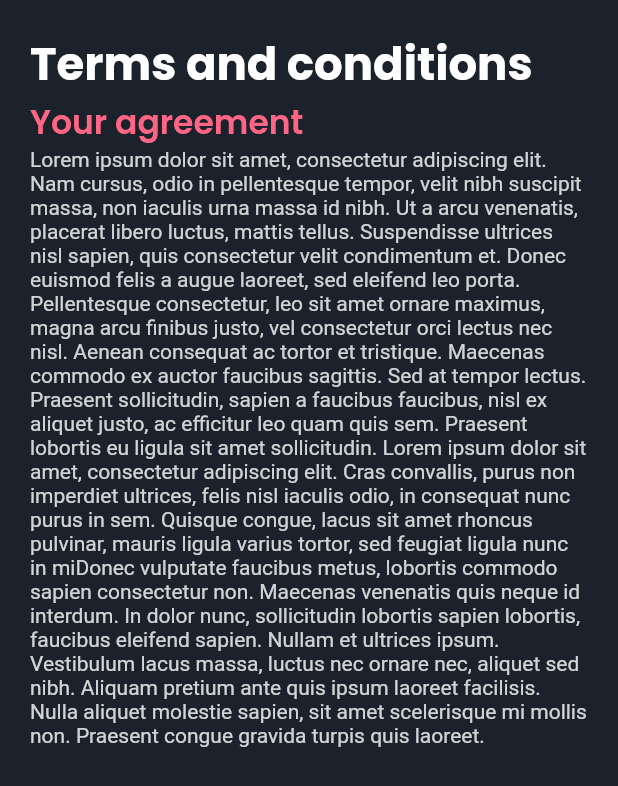
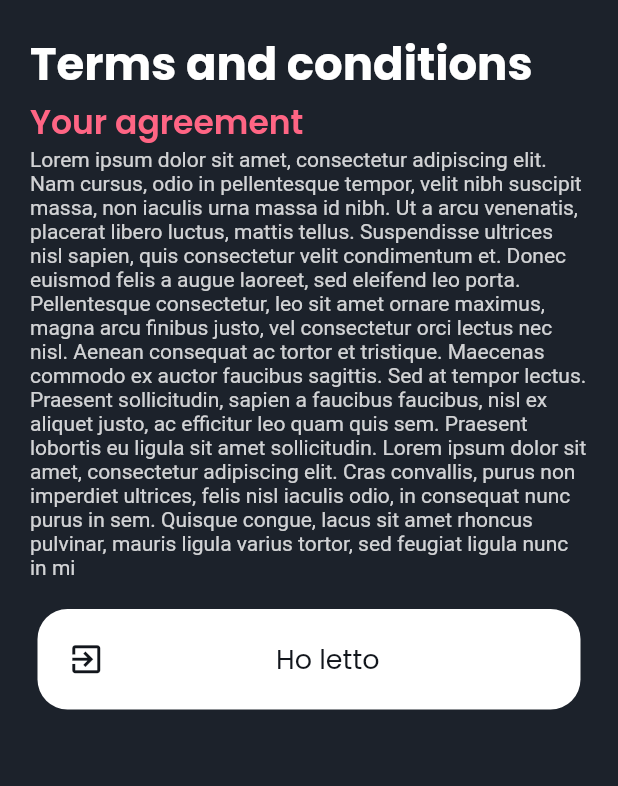
Before and after one commit to mitegj/food_match, a Flutter app: the ContractScreen screen opened directly, on a phone screen of 412 x 824 dp. Shown: the top 786 px of the screen. Run offline on Flutter 3.47's test engine with Material 2 defaults, Android fonts, the phone set to English and light mode, and no system bars; our stand-ins replace cloud_firestore, firebase_auth, firebase_core, firebase_remote_config, fl_chart, flutter_spinkit and 5 more; accounts and stored records are empty.

Commit message:
Contract page, lista pasti settimanali e modifiche bottomsheet

```diff
--- a/lib/screens/contract.dart
+++ b/lib/screens/contract.dart
@@ -2,6 +2,7 @@ import 'package:flutter/material.dart';
 import 'package:get/get.dart';
 import 'package:google_fonts/google_fonts.dart';
 import 'package:morning_brief/screens/allergies.dart';
+import 'package:morning_brief/screens/onboarding.dart';
 import 'package:morning_brief/utils/UIColors.dart';
 import 'package:morning_brief/widgets/global_input/arrow_header.dart';
 
@@ -21,7 +22,7 @@ class ContractScreen extends StatelessWidget {
                 Column(crossAxisAlignment: CrossAxisAlignment.start, children: [
           Expanded(
               child: Container(
-                    padding: const EdgeInsets.only(top:20,right: 20, left: 20),
+            padding: const EdgeInsets.only(top: 20, right: 20, left: 20),
             child: Column(
               crossAxisAlignment: CrossAxisAlignment.start,
               mainAxisAlignment: MainAxisAlignment.start,
@@ -47,15 +48,50 @@ class ContractScreen extends StatelessWidget {
                   children: [
                     Expanded(
                       child: Text(
-                                "Lorem ipsum dolor sit amet, consectetur adipiscing elit. Nam cursus, odio in pellentesque tempor, velit nibh suscipit massa, non iaculis urna massa id nibh. Ut a arcu venenatis, placerat libero luctus, mattis tellus. Suspendisse ultrices nisl sapien, quis consectetur velit condimentum et. Donec euismod felis a augue laoreet, sed eleifend leo porta. Pellentesque consectetur, leo sit amet ornare maximus, magna arcu finibus justo, vel consectetur orci lectus nec nisl. Aenean consequat ac tortor et tristique. Maecenas commodo ex auctor faucibus sagittis. Sed at tempor lectus. Praesent sollicitudin, sapien a faucibus faucibus, nisl ex aliquet justo, ac efficitur leo quam quis sem. Praesent lobortis eu ligula sit amet sollicitudin. Lorem ipsum dolor sit amet, consectetur adipiscing elit. Cras convallis, purus non imperdiet ultrices, felis nisl iaculis odio, in consequat nunc purus in sem. Quisque congue, lacus sit amet rhoncus pulvinar, mauris ligula varius tortor, sed feugiat ligula nunc in mi"
-                                  "Donec vulputate faucibus metus, lobortis commodo sapien consectetur non. Maecenas venenatis quis neque id interdum. In dolor nunc, sollicitudin lobortis sapien lobortis, faucibus eleifend sapien. Nullam et ultrices ipsum. Vestibulum lacus massa, luctus nec ornare nec, aliquet sed nibh. Aliquam pretium ante quis ipsum laoreet facilisis. Nulla aliquet molestie sapien, sit amet scelerisque mi mollis non. Praesent congue gravida turpis quis laoreet.",
-                                  style: TextStyle(
-                                    color: UIColors.white.withOpacity(0.8)
+                        "Lorem ipsum dolor sit amet, consectetur adipiscing elit. Nam cursus, odio in pellentesque tempor, velit nibh suscipit massa, non iaculis urna massa id nibh. Ut a arcu venenatis, placerat libero luctus, mattis tellus. Suspendisse ultrices nisl sapien, quis consectetur velit condimentum et. Donec euismod felis a augue laoreet, sed eleifend leo porta. Pellentesque consectetur, leo sit amet ornare maximus, magna arcu finibus justo, vel consectetur orci lectus nec nisl. Aenean consequat ac tortor et tristique. Maecenas commodo ex auctor faucibus sagittis. Sed at tempor lectus. Praesent sollicitudin, sapien a faucibus faucibus, nisl ex aliquet justo, ac efficitur leo quam quis sem. Praesent lobortis eu ligula sit amet sollicitudin. Lorem ipsum dolor sit amet, consectetur adipiscing elit. Cras convallis, purus non imperdiet ultrices, felis nisl iaculis odio, in consequat nunc purus in sem. Quisque congue, lacus sit amet rhoncus pulvinar, mauris ligula varius tortor, sed feugiat ligula nunc in mi",
+                        style:
+                            TextStyle(color: UIColors.white.withOpacity(0.8)),
+                      ),
+                    )
+                  ],
+                ),
+                InkWell(
+                  onTap: () {
+                    Navigator.pop(context);
+                  },
+                  child: Container(
+                    padding: const EdgeInsets.all(20),
+                    margin: const EdgeInsets.only(top: 20, left: 5, right: 5),
+                    decoration: BoxDecoration(
+                      color: UIColors.white,
+                      borderRadius: BorderRadius.circular(20),
+                    ),
+                    child: Row(
+                      mainAxisAlignment: MainAxisAlignment.spaceEvenly,
+                      children: [
+                        Container(
+                          child: Icon(
+                            Icons.exit_to_app,
+                            size: 25,
+                            color: UIColors.detailBlack,
+                          ),
+                        ),
+                        Expanded(
+                          child: Container(
+                            alignment: Alignment.center,
+                            child: Text(
+                              'Ho letto',
+                              style: GoogleFonts.poppins(
+                                  color: UIColors.detailBlack,
+                                  fontWeight: FontWeight.w400,
+                                  fontSize: 18),
                             ),
                           ),
                         )
                       ],
-                        )
+                    ),
+                  ),
+                ),
               ],
             ),
           )),
--- a/lib/screens/statistics.dart
+++ b/lib/screens/statistics.dart
@@ -142,8 +142,8 @@ class StatisticsScreen extends GetWidget<AllergyController> {
                       Text("Mostra",
                           style: TextStyle(
                               color: Colors.white,
-                              fontWeight: FontWeight.bold,
-                              fontSize: 20)),
+                              fontWeight: FontWeight.w700,
+                              fontSize: 16)),
                     ],
                   ),
                 ),
--- a/lib/services/menu_database.dart
+++ b/lib/services/menu_database.dart
@@ -80,8 +80,8 @@ class DatabaseMenu {
   }
 
   Stream<List<UserInventory>> userInventoryStream() {
-    String uid = FirebaseAuth.instance.currentUser!.uid.toString();
     try {
+      String uid = FirebaseAuth.instance.currentUser!.uid.toString();
       return _firestore
           .collection(conf.userCollection)
           .doc(uid)
--- a/lib/widgets/home/home_body.dart
+++ b/lib/widgets/home/home_body.dart
@@ -8,6 +8,8 @@ import 'package:morning_brief/widgets/home/empty_menu.dart';
 import 'package:morning_brief/widgets/home/filters_body.dart';
 import 'package:morning_brief/widgets/home/menu_tile.dart';
 import 'package:morning_brief/widgets/spinner/spinner.dart';
+
+import 'filters_body.dart';
 
 class HomeBody extends GetWidget<IngredientController> {
   IngredientController ingController =
--- a/lib/widgets/onBoarding/authButtons/apple_login.dart
+++ b/lib/widgets/onBoarding/authButtons/apple_login.dart
@@ -28,7 +28,7 @@ class AppleLogin extends StatelessWidget {
                 child: Container(
                   alignment: Alignment.center,
                   child: Text(
-                    'Login with Apple',
+                    'Continue with Apple',
                     style: GoogleFonts.poppins(
                         color: Colors.black,
                         fontWeight: FontWeight.w500,
--- a/lib/widgets/onBoarding/authButtons/google_login.dart
+++ b/lib/widgets/onBoarding/authButtons/google_login.dart
@@ -27,7 +27,7 @@ class GoogleLogin extends GetWidget<AuthController> {
                 child: Container(
                   alignment: Alignment.center,
                   child: Text(
-                    'Login with Google',
+                    'Continue with Google',
                     style: GoogleFonts.poppins(
                         color: Colors.black,
                         fontWeight: FontWeight.w500,
```
Also changed, not shown: lib/controllers/auth_controller.dart (+3 -5 lines), lib/enum/dish_difficulty_enum.dart (added, +18 -0 lines), lib/screens/onboarding.dart (+38 -6 lines), lib/widgets/home/menu_detail_bottom_sheet.dart (+18 -6 lines). Lines whose indentation alone changed are shown as unchanged.
